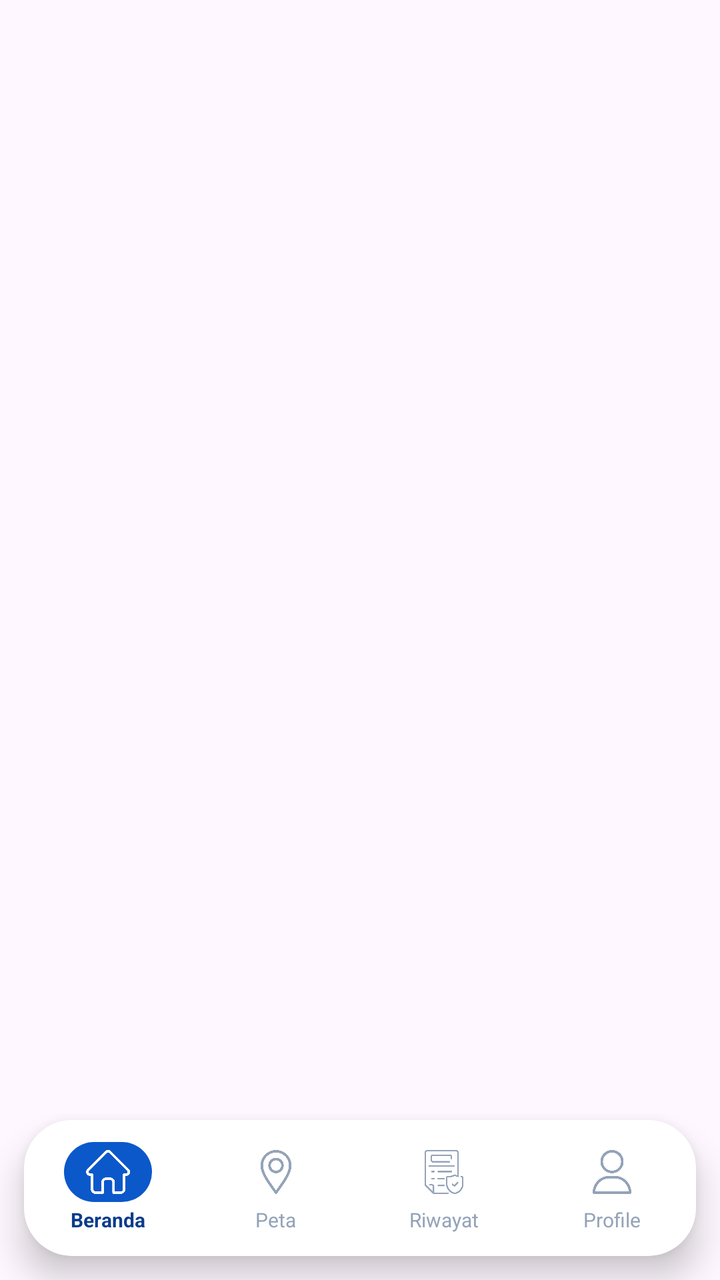
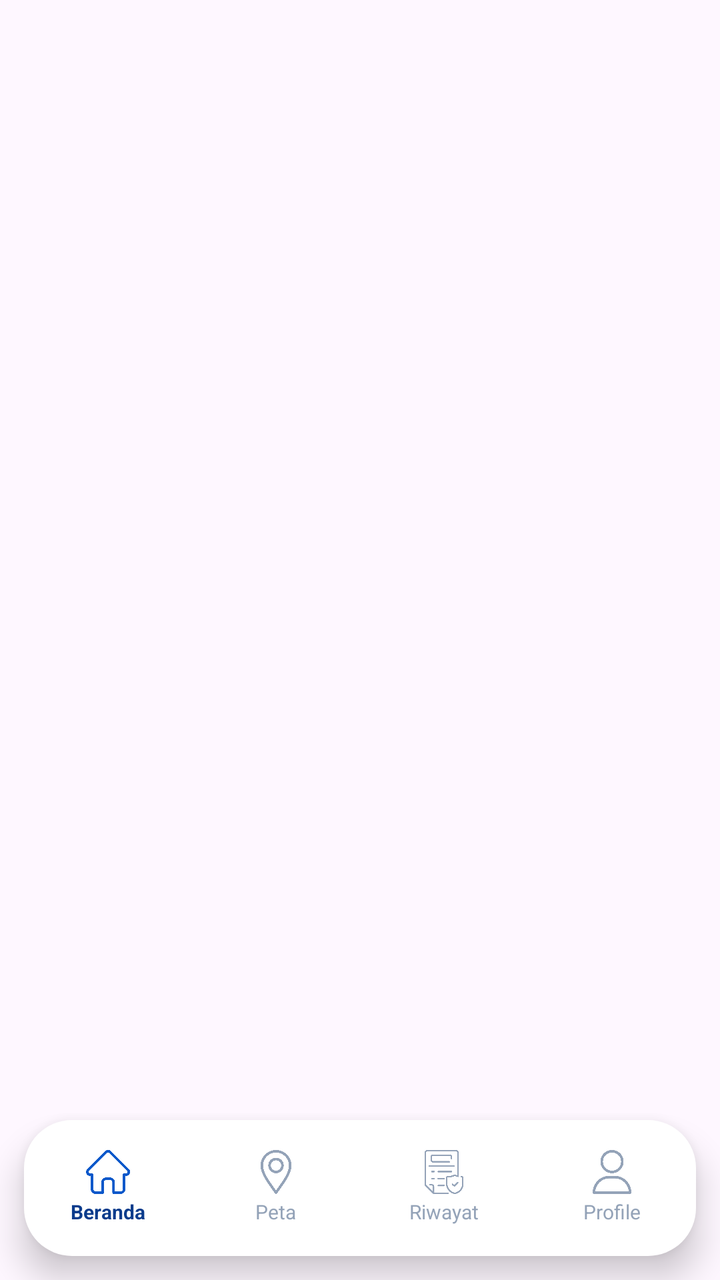

The first picture is an Android layout as it rendered before a commit; the second is the same layout after the commit. The layout source and the unified diff follow.
<!-- AndroidManifest.xml: application theme Theme.PinPoint -->
<!-- res/layout/layout_pemerintah_bottom_nav.xml -->
<?xml version="1.0" encoding="utf-8"?>
<androidx.constraintlayout.widget.ConstraintLayout xmlns:android="http://schemas.android.com/apk/res/android"
    xmlns:app="http://schemas.android.com/apk/res-auto"
    android:id="@+id/pemerintahBottomNavContainer"
    android:layout_width="match_parent"
    android:layout_height="96dp"
    android:clipChildren="false"
    android:clipToPadding="false"
    android:paddingStart="12dp"
    android:paddingEnd="12dp">

    
    <View
        android:layout_width="0dp"
        android:layout_height="68dp"
        android:background="@drawable/bg_navbar"
        android:elevation="10dp"
        app:layout_constraintBottom_toBottomOf="parent"
        app:layout_constraintLeft_toLeftOf="parent"
        app:layout_constraintRight_toRightOf="parent"
        android:layout_marginBottom="12dp" />

    
    <LinearLayout
        android:id="@+id/navPemerintahHome"
        android:layout_width="0dp"
        android:layout_height="68dp"
        android:gravity="center"
        android:clickable="true"
        android:focusable="true"
        android:orientation="vertical"
        android:elevation="12dp"
        app:layout_constraintBottom_toBottomOf="parent"
        app:layout_constraintLeft_toLeftOf="parent"
        app:layout_constraintRight_toLeftOf="@id/navPemerintahMap"
        app:layout_constraintHorizontal_weight="1"
        android:layout_marginBottom="12dp">

        <ImageView
            android:id="@+id/ivNavPemerintahHome"
            android:layout_width="44dp"
            android:layout_height="30dp"
            android:paddingHorizontal="11dp"
            android:paddingVertical="4dp"
            android:background="@drawable/bg_nav_icon_active_blue"
            android:src="@drawable/home"
            app:tint="#FFFFFF" />

        <TextView
            android:id="@+id/tvNavPemerintahHome"
            android:layout_width="wrap_content"
            android:layout_height="wrap_content"
            android:layout_marginTop="2dp"
            android:text="Beranda"
            android:textColor="#0B3C8C"
            android:textSize="10sp"
            android:textStyle="bold" />
    </LinearLayout>

    
    <LinearLayout
        android:id="@+id/navPemerintahMap"
        android:layout_width="0dp"
        android:layout_height="68dp"
        android:gravity="center"
        android:clickable="true"
        android:focusable="true"
        android:orientation="vertical"
        android:elevation="12dp"
        app:layout_constraintBottom_toBottomOf="parent"
        app:layout_constraintLeft_toRightOf="@id/navPemerintahHome"
        app:layout_constraintRight_toLeftOf="@id/navPemerintahHistory"
        app:layout_constraintHorizontal_weight="1"
        android:layout_marginBottom="12dp">

        <ImageView
            android:id="@+id/ivNavPemerintahMap"
            android:layout_width="44dp"
            android:layout_height="30dp"
            android:paddingHorizontal="11dp"
            android:paddingVertical="4dp"
            android:src="@drawable/location"
            app:tint="#94A3B8" />

        <TextView
            android:id="@+id/tvNavPemerintahMap"
            android:layout_width="wrap_content"
            android:layout_height="wrap_content"
            android:layout_marginTop="2dp"
            android:text="Peta"
            android:textColor="#94A3B8"
            android:textSize="10sp" />
    </LinearLayout>

    
    <LinearLayout
        android:id="@+id/navPemerintahHistory"
        android:layout_width="0dp"
        android:layout_height="68dp"
        android:gravity="center"
        android:clickable="true"
        android:focusable="true"
        android:orientation="vertical"
        android:elevation="12dp"
        app:layout_constraintBottom_toBottomOf="parent"
        app:layout_constraintLeft_toRightOf="@id/navPemerintahMap"
        app:layout_constraintRight_toLeftOf="@id/navPemerintahProfile"
        app:layout_constraintHorizontal_weight="1"
        android:layout_marginBottom="12dp">

        <ImageView
            android:id="@+id/ivNavPemerintahHistory"
            android:layout_width="44dp"
            android:layout_height="30dp"
            android:paddingHorizontal="11dp"
            android:paddingVertical="4dp"
            android:src="@drawable/verif"
            app:tint="#94A3B8" />

        <TextView
            android:id="@+id/tvNavPemerintahHistory"
            android:layout_width="wrap_content"
            android:layout_height="wrap_content"
            android:layout_marginTop="2dp"
            android:text="Riwayat"
            android:textColor="#94A3B8"
            android:textSize="10sp" />
    </LinearLayout>

    
    <LinearLayout
        android:id="@+id/navPemerintahProfile"
        android:layout_width="0dp"
        android:layout_height="68dp"
        android:gravity="center"
        android:clickable="true"
        android:focusable="true"
        android:orientation="vertical"
        android:elevation="12dp"
        app:layout_constraintBottom_toBottomOf="parent"
        app:layout_constraintLeft_toRightOf="@id/navPemerintahHistory"
        app:layout_constraintRight_toRightOf="parent"
        app:layout_constraintHorizontal_weight="1"
        android:layout_marginBottom="12dp">

        <ImageView
            android:id="@+id/ivNavPemerintahProfile"
            android:layout_width="44dp"
            android:layout_height="30dp"
            android:paddingHorizontal="11dp"
            android:paddingVertical="4dp"
            android:src="@drawable/user"
            app:tint="#94A3B8" />

        <TextView
            android:id="@+id/tvNavPemerintahProfile"
            android:layout_width="wrap_content"
            android:layout_height="wrap_content"
            android:layout_marginTop="2dp"
            android:text="Profile"
            android:textColor="#94A3B8"
            android:textSize="10sp" />
    </LinearLayout>

</androidx.constraintlayout.widget.ConstraintLayout>
<!-- resources referenced by this layout -->
<resources>
  <!-- drawable bg_nav_icon_active_blue (drawable) -->
  <?xml version="1.0" encoding="utf-8"?>
  <shape xmlns:android="http://schemas.android.com/apk/res/android"
      android:shape="rectangle">
      <solid android:color="#0B58CA" />
      <corners android:radius="16dp" />
  </shape>
  <!-- drawable bg_navbar (drawable) -->
  <?xml version="1.0" encoding="utf-8"?>
  <shape xmlns:android="http://schemas.android.com/apk/res/android"
      android:shape="rectangle">
      <solid android:color="#FFFFFF" />
      <corners
          android:topLeftRadius="24dp"
          android:topRightRadius="24dp"
          android:bottomLeftRadius="24dp"
          android:bottomRightRadius="24dp" />
  </shape>
  <!-- drawable home: png bitmap (drawable, 8020 bytes) -->
  <!-- drawable location: png bitmap (drawable, 16080 bytes) -->
  <!-- drawable user: png bitmap (drawable, 12623 bytes) -->
  <!-- drawable verif: png bitmap (drawable, 12368 bytes) -->
  <style name="Theme.PinPoint" parent="Base.Theme.PinPoint" />
  <style name="Base.Theme.PinPoint" parent="Theme.Material3.DayNight.NoActionBar">
          <item name="android:windowAnimationStyle">@style/SmoothActivityAnimation</item>
      </style>
  <style name="SmoothActivityAnimation" parent="@android:style/Animation.Activity">
          <item name="android:activityOpenEnterAnimation">@anim/fade_in_smooth</item>
          <item name="android:activityOpenExitAnimation">@anim/fade_out_smooth</item>
          <item name="android:activityCloseEnterAnimation">@anim/slide_in_left</item>
          <item name="android:activityCloseExitAnimation">@anim/slide_out_right</item>
      </style>
</resources>

<!-- the commit's change to res/layout/layout_pemerintah_bottom_nav.xml (unified diff, before → after) -->
@@ -38,13 +38,10 @@
 
         <ImageView
             android:id="@+id/ivNavPemerintahHome"
-            android:layout_width="44dp"
-            android:layout_height="30dp"
-            android:paddingHorizontal="11dp"
-            android:paddingVertical="4dp"
-            android:background="@drawable/bg_nav_icon_active_blue"
+            android:layout_width="22dp"
+            android:layout_height="22dp"
             android:src="@drawable/home"
-            app:tint="#FFFFFF" />
+            app:tint="#0B58CA" />
 
         <TextView
             android:id="@+id/tvNavPemerintahHome"
@@ -75,10 +72,8 @@
 
         <ImageView
             android:id="@+id/ivNavPemerintahMap"
-            android:layout_width="44dp"
-            android:layout_height="30dp"
-            android:paddingHorizontal="11dp"
-            android:paddingVertical="4dp"
+            android:layout_width="22dp"
+            android:layout_height="22dp"
             android:src="@drawable/location"
             app:tint="#94A3B8" />
 
@@ -110,10 +105,8 @@
 
         <ImageView
             android:id="@+id/ivNavPemerintahHistory"
-            android:layout_width="44dp"
-            android:layout_height="30dp"
-            android:paddingHorizontal="11dp"
-            android:paddingVertical="4dp"
+            android:layout_width="22dp"
+            android:layout_height="22dp"
             android:src="@drawable/verif"
             app:tint="#94A3B8" />
 
@@ -145,10 +138,8 @@
 
         <ImageView
             android:id="@+id/ivNavPemerintahProfile"
-            android:layout_width="44dp"
-            android:layout_height="30dp"
-            android:paddingHorizontal="11dp"
-            android:paddingVertical="4dp"
+            android:layout_width="22dp"
+            android:layout_height="22dp"
             android:src="@drawable/user"
             app:tint="#94A3B8" />
 
<!-- resource entries referenced after the edit -->
@@ -1,12 +1,5 @@
 <!-- resources referenced by this layout -->
 <resources>
-  <!-- drawable bg_nav_icon_active_blue (drawable) -->
-  <?xml version="1.0" encoding="utf-8"?>
-  <shape xmlns:android="http://schemas.android.com/apk/res/android"
-      android:shape="rectangle">
-      <solid android:color="#0B58CA" />
-      <corners android:radius="16dp" />
-  </shape>
   <!-- drawable bg_navbar (drawable) -->
   <?xml version="1.0" encoding="utf-8"?>
   <shape xmlns:android="http://schemas.android.com/apk/res/android"
@@ -24,13 +17,6 @@
   <!-- drawable verif: png bitmap (drawable, 12368 bytes) -->
   <style name="Theme.PinPoint" parent="Base.Theme.PinPoint" />
   <style name="Base.Theme.PinPoint" parent="Theme.Material3.DayNight.NoActionBar">
-          <item name="android:windowAnimationStyle">@style/SmoothActivityAnimation</item>
-      </style>
-  <style name="SmoothActivityAnimation" parent="@android:style/Animation.Activity">
-          <item name="android:activityOpenEnterAnimation">@anim/fade_in_smooth</item>
-          <item name="android:activityOpenExitAnimation">@anim/fade_out_smooth</item>
-          <item name="android:activityCloseEnterAnimation">@anim/slide_in_left</item>
-          <item name="android:activityCloseExitAnimation">@anim/slide_out_right</item>
       </style>
 </resources>
 
